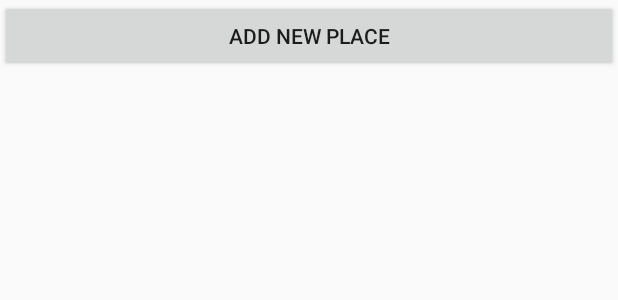
After one commit to robflett/TopPlacestoVisitAppProject, an Android app: the layout activity_add_new_place.xml on its own in the app's theme, with its tools: preview values and no code run, on a phone screen of 412 x 824 dp. The commit adds this screen. Shown: the top 300 px of the screen. Run offline under Robolectric (Android 15) with nearby library versions, the light colour scheme and no system bars.

Commit message:
working on adding new place to list

```diff
--- a/Places_to_visit_in_Scotland/app/build.gradle
+++ b/Places_to_visit_in_Scotland/app/build.gradle
@@ -26,5 +26,6 @@ dependencies {
     })
     compile 'com.android.support:appcompat-v7:25.2.0'
     compile 'com.google.code.gson:gson:2.3.1'
+    compile 'com.android.support.constraint:constraint-layout:1.0.2'
     testCompile 'junit:junit:4.12'
 }
--- /dev/null
+++ b/Places_to_visit_in_Scotland/app/src/main/res/layout/activity_add_new_place.xml
@@ -0,0 +1,22 @@
+<?xml version="1.0" encoding="utf-8"?>
+<android.support.constraint.ConstraintLayout xmlns:android="http://schemas.android.com/apk/res/android"
+    xmlns:app="http://schemas.android.com/apk/res-auto"
+    xmlns:tools="http://schemas.android.com/tools"
+    android:layout_width="match_parent"
+    android:layout_height="match_parent"
+    tools:context="com.codeclan.places_to_visit_in_scotland.addNewPlaceActivity">
+
+    <Button
+        android:id="@+id/addBtn"
+        android:text="Add New Place"
+        android:layout_width="fill_parent"
+        android:layout_height="wrap_content"
+        android:onClick="addPlace"/>
+    <ListView
+        android:id="@android:id/list"
+        android:layout_width="fill_parent"
+        android:layout_height="fill_parent"
+        android:drawSelectorOnTop="false"
+        />
+
+</android.support.constraint.ConstraintLayout>
--- a/Places_to_visit_in_Scotland/app/src/main/res/menu/activity_main.xml
+++ b/Places_to_visit_in_Scotland/app/src/main/res/menu/activity_main.xml
@@ -1,5 +1,10 @@
 <?xml version="1.0" encoding="utf-8"?>
 <menu xmlns:android="http://schemas.android.com/apk/res/android">
+
+    <item android:id="@+id/add_new_place"
+        android:title="@string/add_new"
+        />
+
 
 
 
--- a/Places_to_visit_in_Scotland/app/src/main/res/values/strings.xml
+++ b/Places_to_visit_in_Scotland/app/src/main/res/values/strings.xml
@@ -1,3 +1,4 @@
 <resources>
     <string name="app_name">Places to visit in Scotland</string>
+    <string name="add_new">Add a new place!</string>
 </resources>
```
Also changed, not shown: Places_to_visit_in_Scotland/app/src/main/AndroidManifest.xml (+2 -9 lines), Places_to_visit_in_Scotland/app/src/main/java/com/codeclan/places_to_visit_in_scotland/MainActivity.java (+11 -1 lines), Places_to_visit_in_Scotland/app/src/main/java/com/codeclan/places_to_visit_in_scotland/addNewPlaceActivity.java (added, +13 -0 lines).
